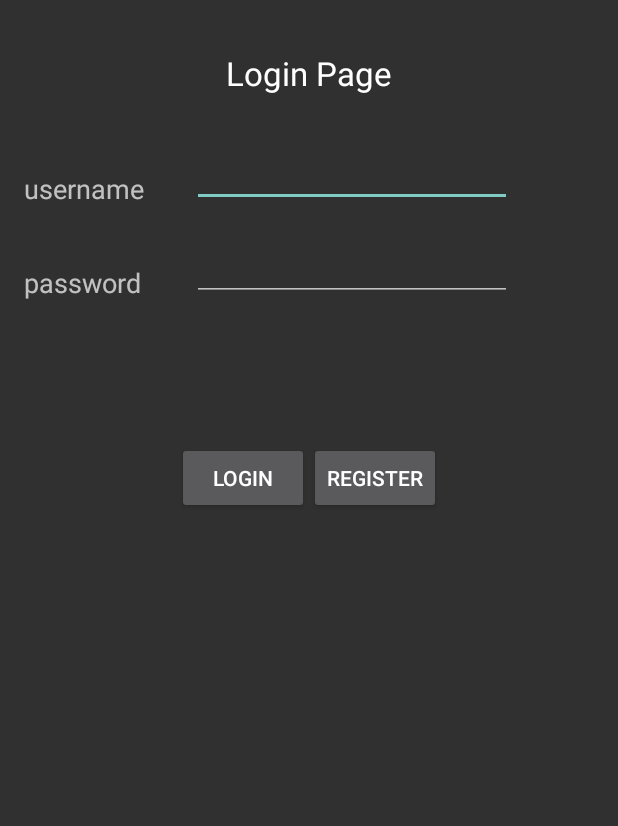
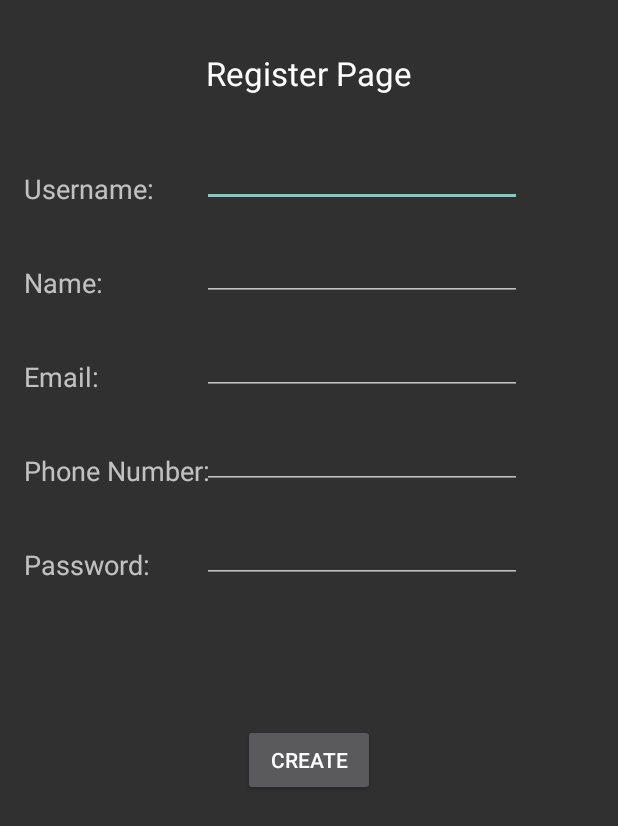
Before and after one commit to EthanShimooka/WikiRacers, an Android app: the settingsPage screen opened directly, with no data from a screen before it, after a tap on "REGISTER", on a phone screen of 412 x 824 dp. Shown: the top 826 px of the screen. Run offline under Robolectric (Android 15) with nearby library versions, the light colour scheme and no system bars.

Commit message:
added a polished and comleted version or the register page.  Checks for fields and previously taken usernames and emails.  deals with all errors.  navigates to login page upon success.

```diff
--- a/app/src/main/AndroidManifest.xml
+++ b/app/src/main/AndroidManifest.xml
@@ -1,6 +1,9 @@
 <?xml version="1.0" encoding="utf-8"?>
 <manifest xmlns:android="http://schemas.android.com/apk/res/android"
     package="wikiracers.wikiracers" >
+
+    <uses-permission android:name="android.permission.INTERNET" />
+    <uses-permission android:name="android.permission.ACCESS_NETWORK_STATE" />
 
     <application
         android:allowBackup="true"
@@ -11,10 +14,8 @@
         <activity android:name=".webBrowser"
         android:label="WikiRacers"
         />
-
-        <activity android:name=".settingsPage"
-            android:label="WikiRacers"
-            />
+        <activity android:name=".settingsPage"/>
+        <activity android:name=".registerPage"/>
 
         <activity
             android:name=".menuActivity"
@@ -26,6 +27,5 @@
 
         </activity>
     </application>
-<uses-permission android:name="android.permission.INTERNET" />
-<uses-permission android:name="android.permission.ACCESS_NETWORK_STATE" />
+
 </manifest>
--- /dev/null
+++ b/app/src/main/java/wikiracers/wikiracers/registerPage.java
@@ -0,0 +1,103 @@
+/**
+ * Created by Tyler Marshik on 2/19/2015.
+ * This is the register page
+ * on success the user is redirected to the login page
+ */
+package wikiracers.wikiracers;
+
+import android.app.Activity;
+import android.app.ProgressDialog;
+import android.content.Intent;
+import android.os.Bundle;
+import android.view.View;
+import android.widget.EditText;
+import android.widget.Toast;
+import com.parse.ParseUser;
+import com.parse.SignUpCallback;
+
+public class registerPage extends Activity {
+
+    private EditText username = null;
+    private EditText name = null;
+    private EditText email = null;
+    private EditText phone = null;
+    private EditText password = null;
+
+    @Override
+    protected void onCreate(Bundle savedInstanceState) {
+        super.onCreate(savedInstanceState);
+        setContentView(R.layout.register_page);
+
+        //variable grab
+        username = (EditText) findViewById(R.id.edit_username);
+        name = (EditText) findViewById(R.id.edit_name);
+        email = (EditText) findViewById(R.id.edit_email);
+        phone = (EditText) findViewById(R.id.edit_phone);
+        password = (EditText) findViewById(R.id.edit_password);
+
+        //create button
+        findViewById(R.id.create_button).setOnClickListener(new View.OnClickListener() {
+            public void onClick(View view) {
+                final ProgressDialog dlg = new ProgressDialog(registerPage.this);
+                dlg.setTitle("Signing Up...");
+                dlg.setMessage("Please Wait...");
+                dlg.show();
+
+                //get vars
+                String username_string = username.getText().toString();
+                String name_string = name.getText().toString();
+                String email_string = email.getText().toString();
+                String phone_string = phone.getText().toString();
+                String password_string = password.getText().toString();
+
+                //error checking
+                boolean input_error = false;
+                StringBuilder validationErrorMessage = new StringBuilder("Missing the following entries:");
+                if (username_string.trim().length() == 0) {
+                    input_error = true;
+                    validationErrorMessage.append(" username");
+                }
+                if (email_string.trim().length() == 0) {
+                    if(input_error) validationErrorMessage.append(",");
+                    input_error = true;
+                    validationErrorMessage.append(" email");
+                }
+                if (password_string.trim().length() == 0) {
+                    if(input_error) validationErrorMessage.append(",");
+                    input_error = true;
+                    validationErrorMessage.append(" password");
+                }
+                if (input_error) {
+                    Toast.makeText(registerPage.this, validationErrorMessage.toString(), Toast.LENGTH_LONG).show();
+                    dlg.dismiss();
+                    return;
+                }
+
+                //place data in Parse object
+                ParseUser user = new ParseUser();
+                user.setUsername(username_string);
+                user.setPassword(password_string);
+                user.setEmail(email_string);
+                user.put("phone", phone_string);
+                user.put("name", name_string);
+
+                //Push to Parse database
+                user.signUpInBackground(new SignUpCallback() {
+                    @Override
+                    public void done(com.parse.ParseException e) {
+                        dlg.dismiss();
+                        if (e == null) {
+                            // Hooray! Let them use the app now.
+                            Intent intent = new Intent(registerPage.this, settingsPage.class);
+                            startActivity(intent);
+                        } else {
+                            // Sign up didn't succeed. Look at the ParseException
+                            // to figure out what went wrong
+                            Toast.makeText(registerPage.this, e.getMessage(), Toast.LENGTH_LONG).show();
+                        }
+                    }
+                });
+            }
+        });
+    }
+}
--- a/app/src/main/java/wikiracers/wikiracers/settingsPage.java
+++ b/app/src/main/java/wikiracers/wikiracers/settingsPage.java
@@ -2,6 +2,7 @@ package wikiracers.wikiracers;
 
 import android.app.Activity;
 import android.content.Context;
+import android.content.Intent;
 import android.os.Bundle;
 import android.support.v7.app.ActionBarActivity;
 import android.util.Pair;
@@ -32,6 +33,16 @@ public class settingsPage extends Activity {
         username = (EditText) findViewById(R.id.editText1);
         password = (EditText) findViewById(R.id.editText2);
         login = (Button) findViewById(R.id.button1);
+
+        Button registerButton = (Button) findViewById(R.id.register_button);
+        registerButton.setOnClickListener(new View.OnClickListener() {
+            public void onClick (View v){
+
+                //Call to new browser Activity, when button is pressed.
+                //Todo: fix error regarding pressing back arrow button (<|) when playing game
+                startActivity(new Intent(getApplicationContext(), registerPage.class));
+            }
+        });
     }
 
     public void login(View view) {
--- /dev/null
+++ b/app/src/main/res/layout/register_page.xml
@@ -0,0 +1,140 @@
+<RelativeLayout xmlns:android="http://schemas.android.com/apk/res/android"
+    xmlns:tools="http://schemas.android.com/tools"
+    android:layout_width="match_parent"
+    android:layout_height="match_parent"
+    android:paddingBottom="@dimen/activity_vertical_margin"
+    android:paddingLeft="@dimen/activity_horizontal_margin"
+    android:paddingRight="@dimen/activity_horizontal_margin"
+    android:paddingTop="@dimen/activity_vertical_margin"
+    tools:context=".MainActivity" >
+
+    <TextView
+        android:id="@+id/text_title"
+        android:layout_width="wrap_content"
+        android:layout_height="wrap_content"
+        android:layout_alignParentTop="true"
+        android:layout_centerHorizontal="true"
+        android:layout_marginTop="18dp"
+        android:text="@string/register_page_title_text"
+        android:textAppearance="?android:attr/textAppearanceLarge" />
+
+    <TextView
+        android:id="@+id/text_username"
+        android:layout_width="wrap_content"
+        android:layout_height="wrap_content"
+        android:layout_alignParentStart="true"
+        android:layout_alignParentLeft="true"
+        android:layout_below="@+id/text_title"
+        android:layout_marginTop="50dp"
+        android:text="@string/username_text"
+        android:textAppearance="?android:attr/textAppearanceMedium" />
+
+    <EditText
+        android:id="@+id/edit_username"
+        android:layout_width="wrap_content"
+        android:layout_height="wrap_content"
+        android:layout_alignBottom="@+id/text_username"
+        android:layout_marginStart="32dp"
+        android:layout_marginLeft="32dp"
+        android:layout_toEndOf="@+id/text_username"
+        android:layout_toRightOf="@+id/text_username"
+        android:ems="10"
+        android:inputType="textPersonName">
+
+        <requestFocus />
+    </EditText>
+
+    <TextView
+        android:id="@+id/text_name"
+        android:layout_width="wrap_content"
+        android:layout_height="wrap_content"
+        android:layout_alignStart="@+id/text_username"
+        android:layout_alignLeft="@+id/text_username"
+        android:layout_below="@+id/text_username"
+        android:layout_marginTop="38dp"
+        android:text="@string/name_text"
+        android:textAppearance="?android:attr/textAppearanceMedium" />
+
+    <EditText
+        android:id="@+id/edit_name"
+        android:layout_width="wrap_content"
+        android:layout_height="wrap_content"
+        android:layout_alignBottom="@+id/text_name"
+        android:layout_alignStart="@+id/edit_username"
+        android:layout_alignLeft="@+id/edit_username"
+        android:ems="10"
+        android:inputType="textPersonName" />
+
+    <TextView
+        android:id="@+id/text_email"
+        android:layout_width="wrap_content"
+        android:layout_height="wrap_content"
+        android:layout_alignStart="@+id/text_username"
+        android:layout_alignLeft="@+id/text_username"
+        android:layout_below="@+id/text_name"
+        android:layout_marginTop="38dp"
+        android:text="@string/email_text"
+        android:textAppearance="?android:attr/textAppearanceMedium" />
+
+    <EditText
+        android:id="@+id/edit_email"
+        android:layout_width="wrap_content"
+        android:layout_height="wrap_content"
+        android:layout_alignBottom="@+id/text_email"
+        android:layout_alignStart="@+id/edit_username"
+        android:layout_alignLeft="@+id/edit_username"
+        android:ems="10"
+        android:inputType="textEmailAddress" />
+
+    <TextView
+        android:id="@+id/text_phone"
+        android:layout_width="wrap_content"
+        android:layout_height="wrap_content"
+        android:layout_alignStart="@+id/text_username"
+        android:layout_alignLeft="@+id/text_username"
+        android:layout_below="@+id/text_email"
+        android:layout_marginTop="38dp"
+        android:text="@string/phone_text"
+        android:textAppearance="?android:attr/textAppearanceMedium" />
+
+    <EditText
+        android:id="@+id/edit_phone"
+        android:layout_width="wrap_content"
+        android:layout_height="wrap_content"
+        android:layout_alignBottom="@+id/text_phone"
+        android:layout_alignStart="@+id/edit_username"
+        android:layout_alignLeft="@+id/edit_username"
+        android:ems="10"
+        android:inputType="phone" />
+
+    <TextView
+        android:id="@+id/text_password"
+        android:layout_width="wrap_content"
+        android:layout_height="wrap_content"
+        android:layout_alignStart="@+id/text_email"
+        android:layout_alignLeft="@+id/text_email"
+        android:layout_below="@+id/text_phone"
+        android:layout_marginTop="38dp"
+        android:text="@string/password_text"
+        android:textAppearance="?android:attr/textAppearanceMedium" />
+
+    <EditText
+        android:id="@+id/edit_password"
+        android:layout_width="wrap_content"
+        android:layout_height="wrap_content"
+        android:layout_alignBottom="@+id/text_password"
+        android:layout_alignStart="@+id/edit_username"
+        android:layout_alignLeft="@+id/edit_username"
+        android:ems="10"
+        android:inputType="textPassword" />
+
+    <Button
+        android:id="@+id/create_button"
+        android:layout_width="wrap_content"
+        android:layout_height="wrap_content"
+        android:layout_below="@+id/edit_password"
+        android:layout_centerHorizontal="true"
+        android:layout_marginTop="94dp"
+        android:text="@string/create_text" />
+
+</RelativeLayout>
--- a/app/src/main/res/values/strings.xml
+++ b/app/src/main/res/values/strings.xml
@@ -10,5 +10,12 @@
     <string name="menu_button_share">Share</string>
     <string name="menu_button_newgame">Start Game</string>
     <string name="menu_button_settings">Settings</string>
+    <string name="username_text">Username:</string>
+    <string name="email_text">Email:</string>
+    <string name="name_text">Name:</string>
+    <string name="phone_text">Phone Number:</string>
+    <string name="password_text">Password:</string>
+    <string name="create_text">Create</string>
+    <string name="register_page_title_text">Register Page</string>
 
 </resources>
```
